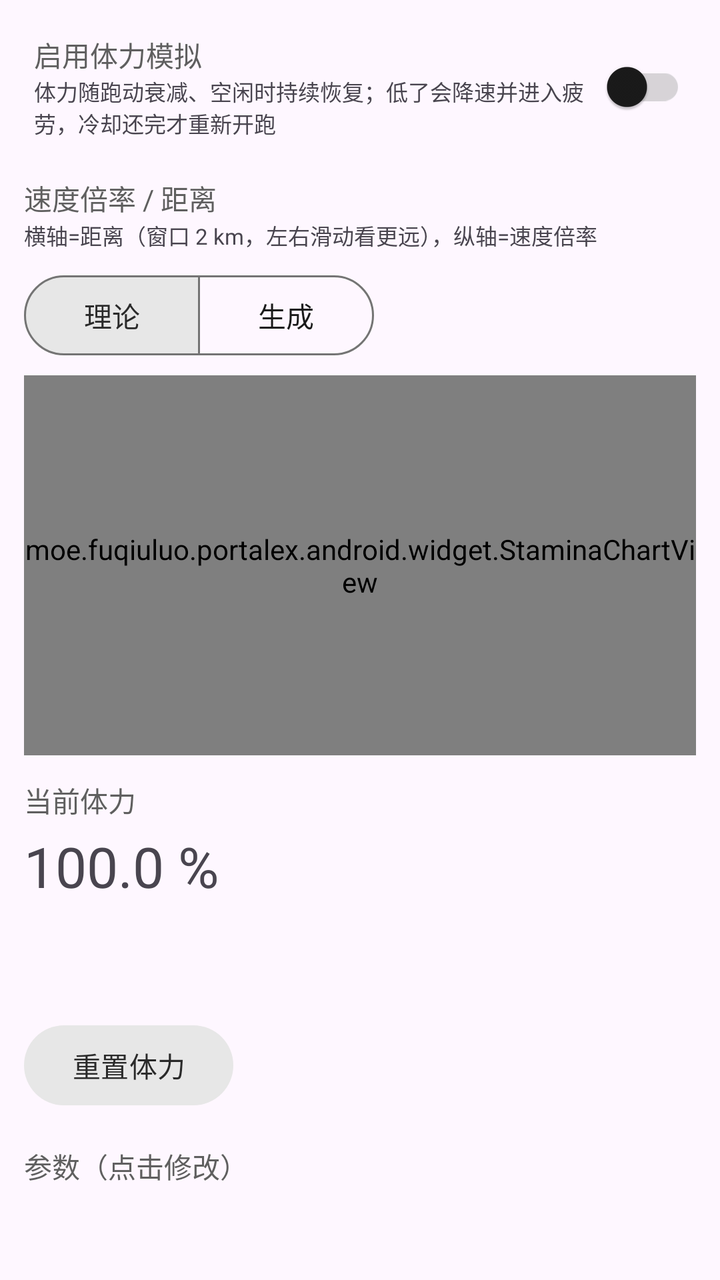
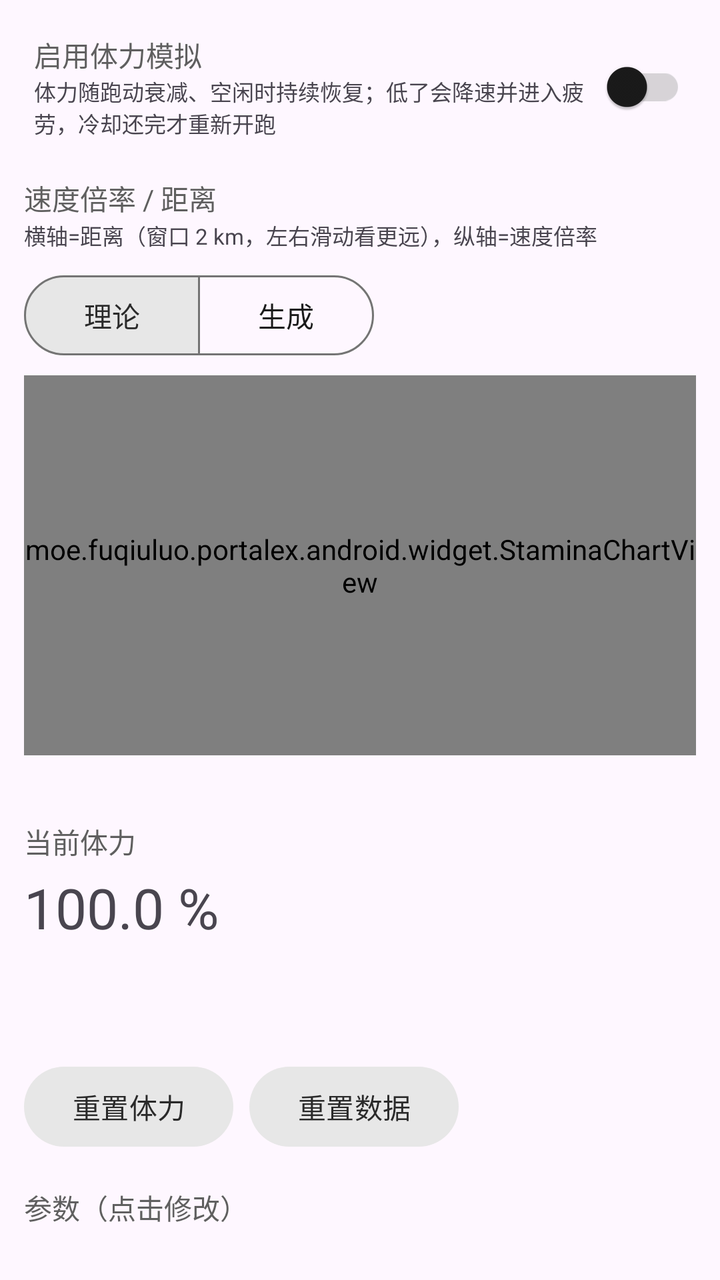

Two renders of the same Android screen: before a commit and after it. Below are the layout's source before the change and the commit's diff.
<!-- AndroidManifest.xml: application theme AppTheme -->
<!-- res/layout/fragment_stamina.xml -->
<?xml version="1.0" encoding="utf-8"?>
<androidx.constraintlayout.widget.ConstraintLayout
    xmlns:android="http://schemas.android.com/apk/res/android"
    xmlns:app="http://schemas.android.com/apk/res-auto"
    android:layout_width="match_parent"
    android:layout_height="match_parent">

    <ScrollView
        android:layout_width="match_parent"
        android:layout_height="0dp"
        app:layout_constraintTop_toTopOf="parent"
        app:layout_constraintBottom_toBottomOf="parent">

        <LinearLayout
            android:layout_width="match_parent"
            android:layout_height="wrap_content"
            android:orientation="vertical"
            android:padding="12dp">

            
            <LinearLayout
                android:id="@+id/stamina_enable_layout"
                android:layout_width="match_parent"
                android:layout_height="wrap_content"
                android:gravity="center_vertical"
                android:orientation="horizontal"
                android:padding="5dp">

                <LinearLayout
                    android:layout_width="0dp"
                    android:layout_height="wrap_content"
                    android:layout_weight="1"
                    android:orientation="vertical">

                    <com.google.android.material.textview.MaterialTextView
                        android:layout_width="wrap_content"
                        android:layout_height="wrap_content"
                        android:text="@string/stamina_enable"
                        android:textColor="?attr/colorOnSurfaceVariant" />

                    <com.google.android.material.textview.MaterialTextView
                        android:layout_width="wrap_content"
                        android:layout_height="wrap_content"
                        android:text="@string/stamina_enable_desc"
                        android:textSize="11sp" />
                </LinearLayout>

                <com.google.android.material.switchmaterial.SwitchMaterial
                    android:id="@+id/stamina_switch"
                    android:layout_width="wrap_content"
                    android:layout_height="wrap_content"
                    android:layout_gravity="center_vertical"
                    app:trackTint="@color/switch_track_tint"
                    app:useMaterialThemeColors="true" />
            </LinearLayout>

            
            <com.google.android.material.textview.MaterialTextView
                android:layout_width="wrap_content"
                android:layout_height="wrap_content"
                android:layout_marginTop="14dp"
                android:text="@string/stamina_chart_title"
                android:textColor="?attr/colorOnSurfaceVariant" />

            <com.google.android.material.textview.MaterialTextView
                android:id="@+id/stamina_chart_desc"
                android:layout_width="match_parent"
                android:layout_height="wrap_content"
                android:text="@string/stamina_chart_desc"
                android:textSize="11sp" />

            
            <com.google.android.material.button.MaterialButtonToggleGroup
                android:id="@+id/stamina_chart_mode"
                android:layout_width="wrap_content"
                android:layout_height="wrap_content"
                android:layout_marginTop="8dp"
                app:checkedButton="@id/stamina_chart_mode_theory"
                app:selectionRequired="true"
                app:singleSelection="true">

                <com.google.android.material.button.MaterialButton
                    android:id="@+id/stamina_chart_mode_theory"
                    style="?attr/materialButtonOutlinedStyle"
                    android:layout_width="wrap_content"
                    android:layout_height="wrap_content"
                    android:minWidth="88dp"
                    android:text="@string/stamina_chart_mode_theory" />

                <com.google.android.material.button.MaterialButton
                    android:id="@+id/stamina_chart_mode_generated"
                    style="?attr/materialButtonOutlinedStyle"
                    android:layout_width="wrap_content"
                    android:layout_height="wrap_content"
                    android:minWidth="88dp"
                    android:text="@string/stamina_chart_mode_generated" />
            </com.google.android.material.button.MaterialButtonToggleGroup>

            <moe.fuqiuluo.portalex.android.widget.StaminaChartView
                android:id="@+id/stamina_chart"
                android:layout_width="match_parent"
                android:layout_height="190dp"
                android:layout_marginTop="6dp" />

            
            <com.google.android.material.textview.MaterialTextView
                android:id="@+id/stamina_chart_sample"
                android:layout_width="match_parent"
                android:layout_height="wrap_content"
                android:textSize="11sp"
                android:visibility="gone" />

            
            <com.google.android.material.textview.MaterialTextView
                android:layout_width="wrap_content"
                android:layout_height="wrap_content"
                android:layout_marginTop="12dp"
                android:text="@string/stamina_status"
                android:textColor="?attr/colorOnSurfaceVariant" />

            <com.google.android.material.textview.MaterialTextView
                android:id="@+id/stamina_value"
                android:layout_width="wrap_content"
                android:layout_height="wrap_content"
                android:layout_marginTop="4dp"
                android:text="100.0 %"
                android:textSize="28sp" />

            <com.google.android.material.textview.MaterialTextView
                android:id="@+id/stamina_phase"
                android:layout_width="wrap_content"
                android:layout_height="wrap_content"
                android:textSize="12sp" />

            <com.google.android.material.textview.MaterialTextView
                android:id="@+id/stamina_effective"
                android:layout_width="wrap_content"
                android:layout_height="wrap_content"
                android:textSize="12sp" />

            <com.google.android.material.textview.MaterialTextView
                android:id="@+id/stamina_stats"
                android:layout_width="wrap_content"
                android:layout_height="wrap_content"
                android:textSize="12sp" />

            <com.google.android.material.button.MaterialButton
                android:id="@+id/stamina_reset"
                style="@style/Widget.Material3.Button.TonalButton"
                android:layout_width="wrap_content"
                android:layout_height="wrap_content"
                android:layout_marginTop="8dp"
                android:text="@string/stamina_reset" />

            
            <com.google.android.material.textview.MaterialTextView
                android:layout_width="wrap_content"
                android:layout_height="wrap_content"
                android:layout_marginTop="16dp"
                android:text="@string/stamina_params"
                android:textColor="?attr/colorOnSurfaceVariant" />

            <LinearLayout
                android:id="@+id/stamina_rows"
                android:layout_width="match_parent"
                android:layout_height="wrap_content"
                android:orientation="vertical" />

        </LinearLayout>
    </ScrollView>
</androidx.constraintlayout.widget.ConstraintLayout>
<!-- resources referenced by this layout -->
<resources>
  <string name="stamina_chart_desc">横轴=距离（窗口 2 km，左右滑动看更远），纵轴=速度倍率</string>
  <string name="stamina_chart_mode_generated">生成</string>
  <string name="stamina_chart_mode_theory">理论</string>
  <string name="stamina_chart_title">速度倍率 / 距离</string>
  <string name="stamina_enable">启用体力模拟</string>
  <string name="stamina_enable_desc">体力随跑动衰减、空闲时持续恢复；低了会降速并进入疲劳，冷却还完才重新开跑</string>
  <string name="stamina_params">参数（点击修改）</string>
  <string name="stamina_reset">重置体力</string>
  <string name="stamina_status">当前体力</string>
  <style name="AppTheme" parent="Theme.Material3.Light.NoActionBar">
          
          <item name="colorPrimary">#5F5F5F</item>
          <item name="colorOnPrimary">#FFFFFF</item>
          <item name="colorPrimaryContainer">#E0E0E0</item>
          <item name="colorOnPrimaryContainer">#1E1E1E</item>
          <item name="colorSecondary">#494949</item>
          <item name="colorOnSecondary">#FFFFFF</item>
          <item name="colorSecondaryContainer">#E7E7E7</item>
          <item name="colorOnSecondaryContainer">#2A2A2A</item>
          <item name="colorSurface">#FFFFFF</item>
          <item name="colorOnSurface">#1A1A1A</item>
          <item name="colorSurfaceVariant">#F0F0F0</item>
          <item name="colorOnSurfaceVariant">#5F5F5F</item>
          <item name="colorOutline">#747474</item>
  
          
          <item name="portalFabIconTint">#1A1A1A</item>
  
          
          <item name="android:statusBarColor">@android:color/transparent</item>
          <item name="android:windowDrawsSystemBarBackgrounds">true</item>
          <item name="android:windowTranslucentStatus">true</item>
          <item name="windowActionModeOverlay">true</item>
          <item name="windowActionBar">false</item>
          <item name="windowNoTitle">true</item>
  
          
          <item name="searchViewStyle">@style/Portal.SearchViewStyle</item>
          <item name="sliderStyle">@style/Portal.SliderTheme</item>
          <item name="android:popupMenuStyle">@style/PortalPopupMenuStyle</item>
      </style>
  <style name="Portal.SearchViewStyle" parent="Widget.AppCompat.SearchView" />
  <style name="Portal.SliderTheme" parent="Widget.Material3.Slider" />
  <style name="PortalPopupMenuStyle" parent="Widget.Material3.PopupMenu">
          <item name="android:popupAnimationStyle">@style/PortalPopupAnimation</item>
      </style>
  <style name="PortalPopupAnimation">
          <item name="android:windowEnterAnimation">@anim/popup_in_top_end</item>
          <item name="android:windowExitAnimation">@anim/popup_out_top_end</item>
      </style>
</resources>

<!-- the commit's change to res/layout/fragment_stamina.xml (unified diff, before → after) -->
@@ -104,6 +104,14 @@
 
             
             <com.google.android.material.textview.MaterialTextView
+                android:id="@+id/stamina_chart_metrics"
+                android:layout_width="match_parent"
+                android:layout_height="wrap_content"
+                android:layout_marginTop="6dp"
+                android:textSize="11sp" />
+
+            
+            <com.google.android.material.textview.MaterialTextView
                 android:id="@+id/stamina_chart_sample"
                 android:layout_width="match_parent"
                 android:layout_height="wrap_content"
@@ -144,13 +152,28 @@
                 android:layout_height="wrap_content"
                 android:textSize="12sp" />
 
-            <com.google.android.material.button.MaterialButton
-                android:id="@+id/stamina_reset"
-                style="@style/Widget.Material3.Button.TonalButton"
-                android:layout_width="wrap_content"
+            <LinearLayout
+                android:layout_width="match_parent"
                 android:layout_height="wrap_content"
                 android:layout_marginTop="8dp"
-                android:text="@string/stamina_reset" />
+                android:orientation="horizontal">
+
+                <com.google.android.material.button.MaterialButton
+                    android:id="@+id/stamina_reset"
+                    style="@style/Widget.Material3.Button.TonalButton"
+                    android:layout_width="wrap_content"
+                    android:layout_height="wrap_content"
+                    android:text="@string/stamina_reset" />
+
+                
+                <com.google.android.material.button.MaterialButton
+                    android:id="@+id/stamina_reset_data"
+                    style="@style/Widget.Material3.Button.TonalButton"
+                    android:layout_width="wrap_content"
+                    android:layout_height="wrap_content"
+                    android:layout_marginStart="8dp"
+                    android:text="@string/stamina_reset_data" />
+            </LinearLayout>
 
             
             <com.google.android.material.textview.MaterialTextView
<!-- resource entries referenced after the edit -->
@@ -8,6 +8,7 @@
   <string name="stamina_enable_desc">体力随跑动衰减、空闲时持续恢复；低了会降速并进入疲劳，冷却还完才重新开跑</string>
   <string name="stamina_params">参数（点击修改）</string>
   <string name="stamina_reset">重置体力</string>
+  <string name="stamina_reset_data">重置数据</string>
   <string name="stamina_status">当前体力</string>
   <style name="AppTheme" parent="Theme.Material3.Light.NoActionBar">
           
